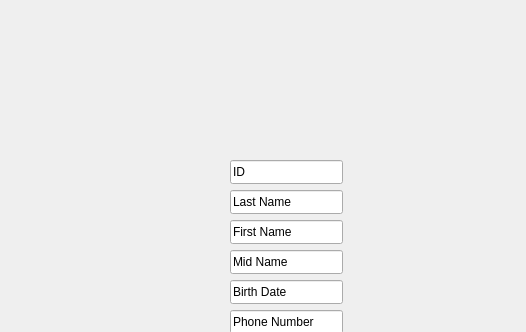
Before: the Qt Designer form MDI/StudentDialog.ui in Comelcizzz/OOP_practice, drawn with Qt 5; both pictures show x 0 to 526 and y 0 to 332 of the 822 by 598 pixel window.
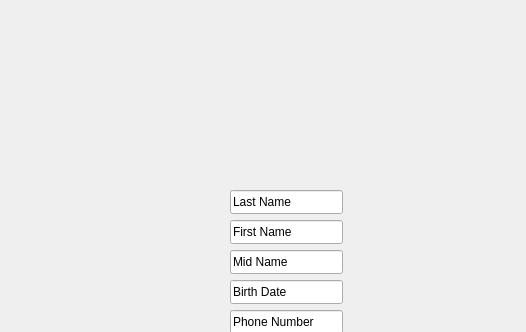
After: the same form once the commit is applied.

Diff of the .ui file:
```diff
--- a/MDI/StudentDialog.ui
+++ b/MDI/StudentDialog.ui
@@ -78,19 +78,6 @@
     <string>Faculty</string>
    </property>
   </widget>
-  <widget class="QLineEdit" name="idLineEdit">
-   <property name="geometry">
-    <rect>
-     <x>230</x>
-     <y>160</y>
-     <width>113</width>
-     <height>24</height>
-    </rect>
-   </property>
-   <property name="text">
-    <string>ID</string>
-   </property>
-  </widget>
   <widget class="QLineEdit" name="phoneNumberLineEdit">
    <property name="geometry">
     <rect>
```
